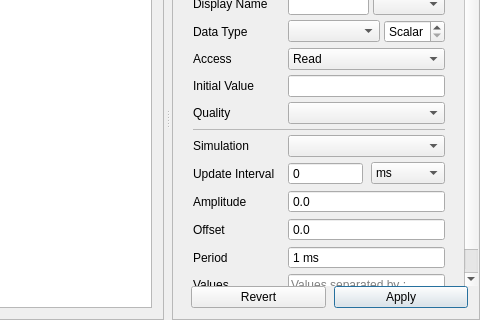
sanny32/OpenUaSim, file src/ui/pages/objectspage.ui: the form before one commit; both pictures show x 401 to 881 and y 91 to 411 of the 881 by 411 pixel window.
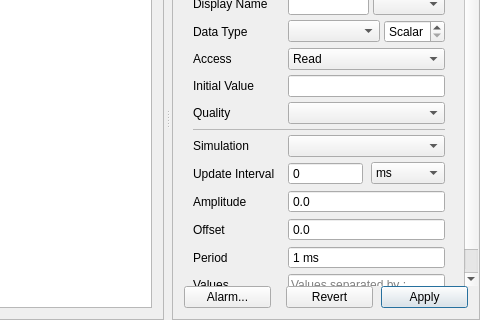
The form after the commit.

Commit message:
Raise OPC UA alarms from variables
The Alarm button of a variable configures an exclusive level alarm with
LowLow, Low, High and HighHigh limits for numbers, or an off-normal
alarm for Booleans, with its severity. QUaServer is built with alarms
and conditions, so clients receive the alarm events and acknowledge
them. The variables table shows the alarm state, the log records each
activation, and project files keep the alarm settings.

Diff of the .ui file:
```diff
--- a/src/ui/pages/objectspage.ui
+++ b/src/ui/pages/objectspage.ui
@@ -766,6 +766,16 @@
           <property name="spacing">
            <number>8</number>
           </property>
+          <item>
+           <widget class="QPushButton" name="alarmButton">
+            <property name="text">
+             <string>Alarm...</string>
+            </property>
+            <property name="toolTip">
+             <string>Raise an OPC UA alarm when the value crosses limits or leaves its normal value</string>
+            </property>
+           </widget>
+          </item>
           <item>
            <spacer name="propertiesButtonsSpacer">
             <property name="orientation">
```
The commit also changes 34 other files.
